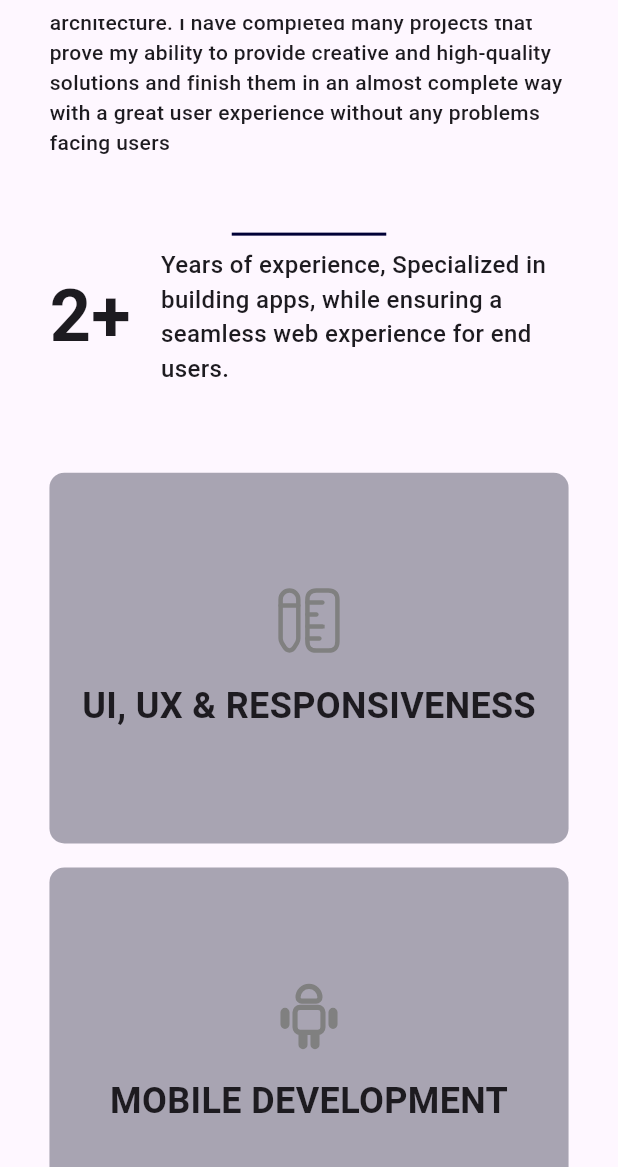
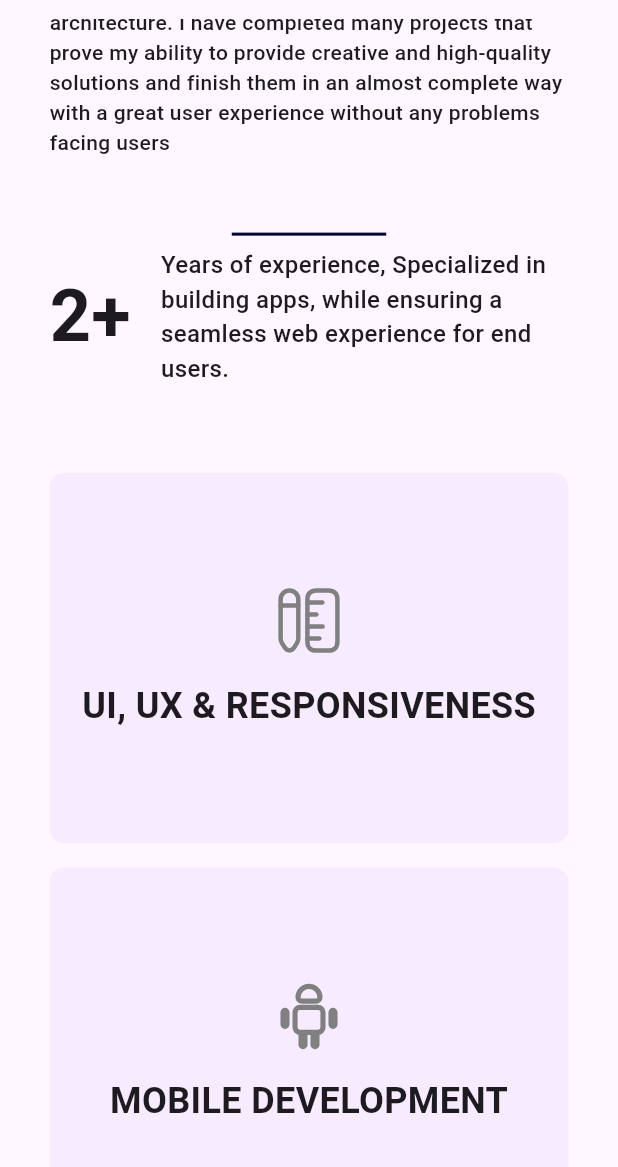
Before and after one commit to radyhaggag/web_portfolio_with_flutter, a Flutter app: the screen it shows after launch, scrolled down 1152 dp, on a phone screen of 412 x 824 dp, the part 69-1236 px from its top. Run offline on Flutter 3.47's test engine with Material 3 defaults, Android fonts, the light colour scheme and no system bars; our stand-ins replace adaptive_theme, auto_size_text, bloc, cached_network_image, equatable, flutter_bloc and 2 more; missing offline and left inert: universal_html; network calls fail; statements that could not run were skipped.

```diff
--- a/lib/presentation/widgets/body/about_me/basic_service_item.dart
+++ b/lib/presentation/widgets/body/about_me/basic_service_item.dart
@@ -17,15 +17,14 @@ class BasicServiceItem extends StatefulWidget {
 }
 
 class _BasicServiceItemState extends State<BasicServiceItem> {
-  Color itemColor = AppColors.lowPriority;
+  Color itemColor = AppColors.secondaryColor.withOpacity(0.1);
 
   @override
   Widget build(BuildContext context) {
     return Container(
       padding: const EdgeInsets.all(10),
       decoration: BoxDecoration(
-          color: itemColor.withOpacity(0.7),
-          borderRadius: BorderRadius.circular(10)),
+          color: itemColor, borderRadius: BorderRadius.circular(10)),
       child: MouseRegion(
         onEnter: _onEnter,
         onExit: _onExit,
@@ -54,7 +53,7 @@ class _BasicServiceItemState extends State<BasicServiceItem> {
   }
 
   void _onExit(event) {
-    setState(() => itemColor = AppColors.lowPriority);
+    setState(() => itemColor = AppColors.secondaryColor.withOpacity(0.1));
   }
 
   void _onEnter(event) {
--- a/lib/presentation/widgets/body/projects/project_actions.dart
+++ b/lib/presentation/widgets/body/projects/project_actions.dart
@@ -21,7 +21,6 @@ class ProjectActions extends StatelessWidget {
             Expanded(
               child: CustomButton(
                 label: 'Preview',
-                textColor: AppColors.white,
                 backgroundColor: AppColors.primaryColor.withOpacity(0.5),
                 onPressed: () {
                   html.window.open(project.previewLink!, '_blank');
@@ -46,6 +45,7 @@ class ProjectActions extends StatelessWidget {
             Expanded(
               child: CustomButton(
                 label: 'Play Store',
+                textColor: AppColors.white,
                 backgroundColor: AppColors.blueColor,
                 borderColor: AppColors.primaryColor,
                 onPressed: () {
```
Also changed, not shown: 1 other file.
